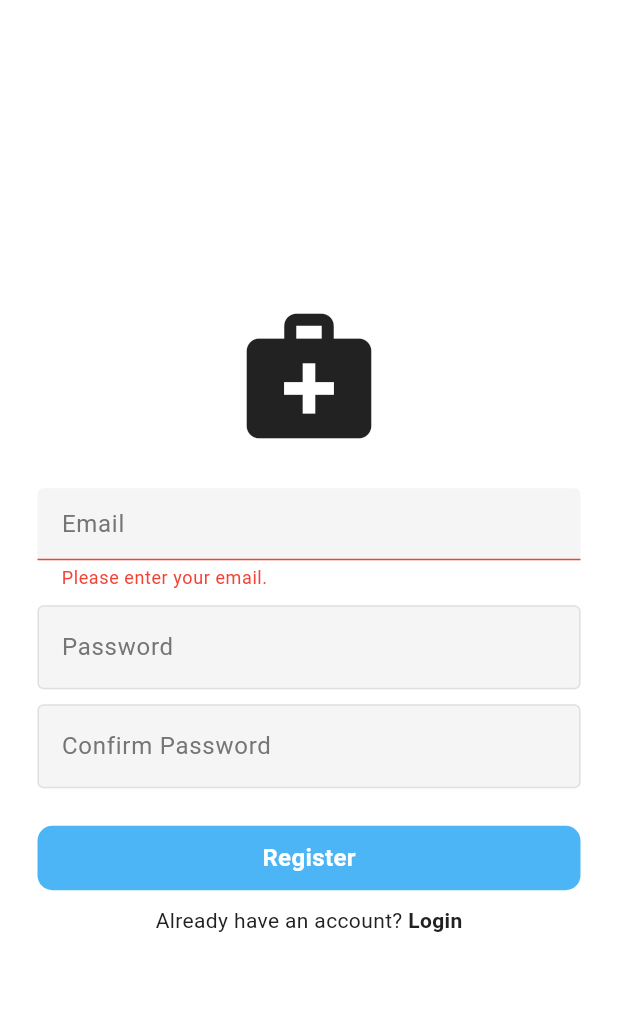
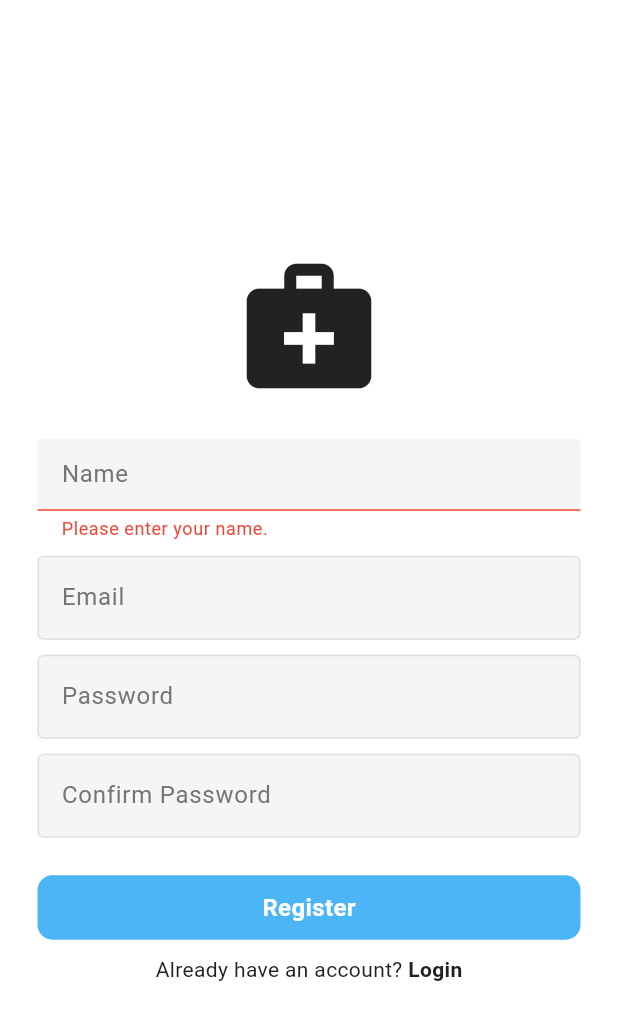
Before and after one commit to Boomexe/Emergency-Allergy-App, a Flutter app: the screen it shows after launch, after a tap on "Log in", after a tap on "Sign Up", after a tap on "Register", on a phone screen of 412 x 824 dp. Shown: the top 1020 px of the screen. Run offline on Flutter 3.47's test engine with Material 3 defaults, Android fonts, the phone set to English and light mode, and no system bars; our stand-ins replace cloud_firestore, firebase_auth, firebase_core, flutter_slidable, multi_select_flutter; missing offline and left inert: choice, day_picker; accounts and stored records are empty.

```diff
--- a/lib/auth/auth_service.dart
+++ b/lib/auth/auth_service.dart
@@ -14,9 +14,6 @@ class AuthService {
         password: password,
       );
 
-      print(userCredential.user!.uid);
-
-      // enrollMfa();
       return userCredential.user;
     } on FirebaseAuthException catch (e) {
       throw Exception(e.code);
@@ -24,13 +21,16 @@ class AuthService {
   }
 
   Future<User?> signUpWithEmailAndPassword(
-      String email, String password) async {
+      String email, String password, String name) async {
     try {
       final UserCredential userCredential =
           await auth.createUserWithEmailAndPassword(
         email: email,
         password: password,
       );
+
+      userCredential.user?.updateDisplayName(name);
+
       return userCredential.user;
     } on FirebaseAuthException catch (e) {
       throw Exception(e.code);
--- a/lib/components/allergy_details.dart
+++ b/lib/components/allergy_details.dart
@@ -71,7 +71,7 @@ class _AllergyDetailsState extends State<AllergyDetails> {
           mainAxisAlignment: MainAxisAlignment.spaceEvenly,
           children: [
             DetailCard(
-              width: 150,
+              width: 175,
               color: Theme.of(context).colorScheme.surfaceContainer,
               textColor: Theme.of(context).colorScheme.onPrimary,
               title:
@@ -79,7 +79,7 @@ class _AllergyDetailsState extends State<AllergyDetails> {
               icon: Icons.medical_information,
             ),
             DetailCard(
-              width: 150,
+              width: 175,
               color: Theme.of(context).colorScheme.tertiary,
               textColor: Theme.of(context).colorScheme.onTertiary,
               title:
--- a/lib/screens/dashboard_screen.dart
+++ b/lib/screens/dashboard_screen.dart
@@ -19,7 +19,7 @@ class _DashboardState extends State<Dashboard> {
 
   @override
   Widget build(BuildContext context) {
-    String? userName = AuthService().auth.currentUser?.email;
+    String? userName = AuthService().auth.currentUser?.displayName;
 
     return Scaffold(
       body: Center(
--- a/lib/screens/login_screen.dart
+++ b/lib/screens/login_screen.dart
@@ -1,6 +1,7 @@
 import 'package:emergency_allergy_app/auth/auth_service.dart';
 import 'package:emergency_allergy_app/components/form_button.dart';
 import 'package:emergency_allergy_app/components/form_textfield.dart';
+import 'package:emergency_allergy_app/utils/modal_utils.dart';
 import 'package:flutter/material.dart';
 
 class LoginScreen extends StatefulWidget {
@@ -31,8 +32,10 @@ class _LoginScreenState extends State<LoginScreen> {
   void login(BuildContext context) async {
     final auth = AuthService();
 
-    emailTextFieldError = null;
-    passwordTextFieldError = null;
+    setState(() {
+      emailTextFieldError = null;
+      passwordTextFieldError = null;
+    });
 
     if (emailController.text.isEmpty) {
       setState(() {
@@ -58,10 +61,12 @@ class _LoginScreenState extends State<LoginScreen> {
     try {
       await auth.signInWithEmailAndPassword(
           emailController.text, passwordController.text);
+      showSnackBar(context, 'Successfully signed in.');
     } catch (e) {
       List<String> errorMessage =
           AuthService.getMessageFromErrorCode(e.toString().split(' ').last);
-      showAlertDialog(context, errorMessage[0], errorMessage[1]);
+      // showAlertDialog(context, errorMessage[0], errorMessage[1]);
+      showSnackBar(context, '${errorMessage[0]}: ${errorMessage[1]}');
     }
   }
 
--- a/lib/screens/register_screen.dart
+++ b/lib/screens/register_screen.dart
@@ -1,6 +1,7 @@
 import 'package:emergency_allergy_app/auth/auth_service.dart';
 import 'package:emergency_allergy_app/components/form_button.dart';
 import 'package:emergency_allergy_app/components/form_textfield.dart';
+import 'package:emergency_allergy_app/utils/modal_utils.dart';
 import 'package:flutter/material.dart';
 
 class RegisterScreen extends StatefulWidget {
@@ -12,6 +13,7 @@ class RegisterScreen extends StatefulWidget {
 }
 
 class _RegisterScreenState extends State<RegisterScreen> {
+  final TextEditingController nameController = TextEditingController();
   final TextEditingController emailController = TextEditingController();
 
   final TextEditingController passwordController = TextEditingController();
@@ -19,6 +21,7 @@ class _RegisterScreenState extends State<RegisterScreen> {
   final TextEditingController confirmPasswordController =
       TextEditingController();
 
+  String? nameTextFieldError;
   String? emailTextFieldError;
   String? passwordTextFieldError;
   String? confirmPasswordTextFieldError;
@@ -36,9 +39,19 @@ class _RegisterScreenState extends State<RegisterScreen> {
   void register(BuildContext context) async {
     final auth = AuthService();
 
-    emailTextFieldError = null;
-    passwordTextFieldError = null;
-    confirmPasswordTextFieldError = null;
+    setState(() {
+      nameTextFieldError = null;
+      emailTextFieldError = null;
+      passwordTextFieldError = null;
+      confirmPasswordTextFieldError = null;
+    });
+
+    if (nameController.text.isEmpty) {
+      setState(() {
+        nameTextFieldError = 'Please enter your name.';
+      });
+      return;
+    }
 
     if (emailController.text.isEmpty) {
       setState(() {
@@ -84,11 +97,13 @@ class _RegisterScreenState extends State<RegisterScreen> {
 
     try {
       await auth.signUpWithEmailAndPassword(
-          emailController.text, passwordController.text);
+          emailController.text, passwordController.text, nameController.text);
+      showSnackBar(context, 'Successfully registered.');
     } catch (e) {
       List<String> errorMessage =
           AuthService.getMessageFromErrorCode(e.toString().split(' ').last);
-      showAlertDialog(context, errorMessage[0], errorMessage[1]);
+      showSnackBar(context, '${errorMessage[0]}: ${errorMessage[1]}');
+      // showAlertDialog(context, errorMessage[0], errorMessage[1]);
     }
   }
 
@@ -103,6 +118,13 @@ class _RegisterScreenState extends State<RegisterScreen> {
             children: [
               const Icon(Icons.medical_services, size: 100),
               const SizedBox(height: 25),
+              FormTextField(
+                hintText: 'Name',
+                textController: nameController,
+                errorMsg: nameTextFieldError,
+                keyboardType: TextInputType.name,
+              ),
+              const SizedBox(height: 10),
               FormTextField(
                 hintText: 'Email',
                 textController: emailController,
--- a/lib/services/firestore.dart
+++ b/lib/services/firestore.dart
@@ -12,6 +12,7 @@ class FirestoreService {
   static Future<List<Medication>> getMedications() {
     User? user = FirebaseAuth.instance.currentUser;
 
+    // TODO: FIX ERROR THAT USER ISN'T SIGNED IN
     return medications.where('userId', isEqualTo: user!.uid).get().then(
       (querySnapshot) {
         List<Medication> medicationsList = [];
--- a/lib/themes/light_theme.dart
+++ b/lib/themes/light_theme.dart
@@ -26,7 +26,6 @@ ThemeData lightTheme = ThemeData(
   brightness: Brightness.light,
   useMaterial3: true,
   colorScheme: ColorScheme(
-    // seedColor: Colors.red.shade800,
     brightness: Brightness.light,
     primaryContainer: primaryContainer,
     primary: primary,
--- a/lib/utils/modal_utils.dart
+++ b/lib/utils/modal_utils.dart
@@ -20,6 +20,10 @@ Future<void> showModal(BuildContext context, Widget content) {
       child: content,
     ),
   );
+}
+
+void showSnackBar(BuildContext context, String text) {
+  ScaffoldMessenger.of(context).showSnackBar(SnackBar(content: Text(text)));
 }
 
 void showMedicationInformationSheet(
```
Also changed, not shown: lib/screens/allergy_screen.dart (+45 -5 lines), lib/screens/medication_screen.dart (+27 -0 lines).
